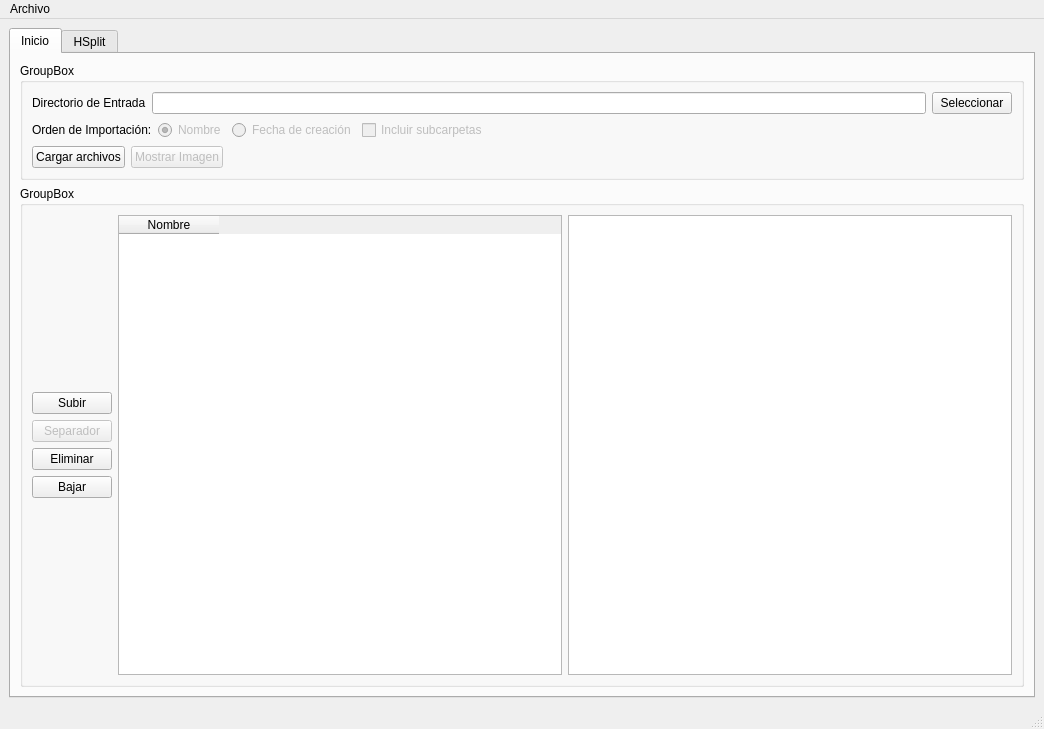
The window that gui/mainWindow.ui (robante15/MangaPDFPrintable) describes before a commit, drawn with Qt 5.
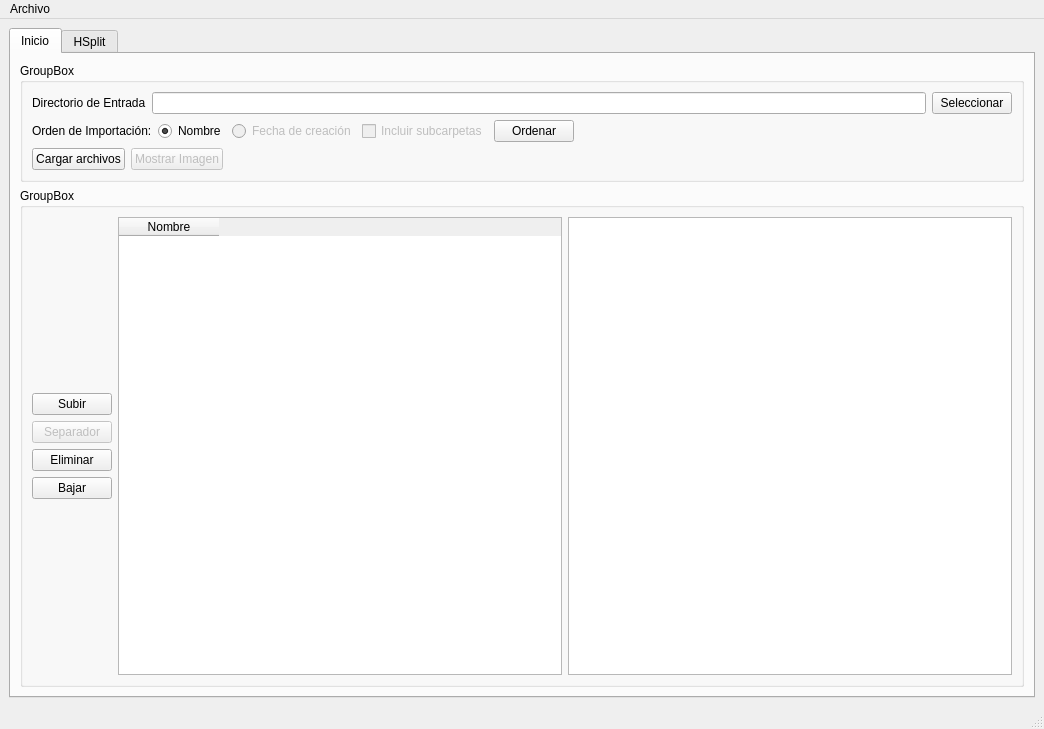
The same window after the commit.

```diff
--- a/gui/mainWindow.ui
+++ b/gui/mainWindow.ui
@@ -64,7 +64,7 @@
              <item>
               <widget class="QRadioButton" name="rbtn_sortName">
                <property name="enabled">
-                <bool>false</bool>
+                <bool>true</bool>
                </property>
                <property name="text">
                 <string>Nombre</string>
@@ -94,6 +94,13 @@
                </property>
               </widget>
              </item>
+             <item>
+              <widget class="QPushButton" name="btn_sortMainList">
+               <property name="text">
+                <string>Ordenar</string>
+               </property>
+              </widget>
+             </item>
              <item>
               <spacer name="horizontalSpacer">
                <property name="orientation">
@@ -215,6 +222,9 @@
            </item>
            <item>
             <widget class="QTableWidget" name="table_filesList">
+             <property name="sortingEnabled">
+              <bool>false</bool>
+             </property>
              <column>
               <property name="text">
                <string>Nombre</string>
```
Left out of the diff: 13 changed lines with no effect on the pictures.
